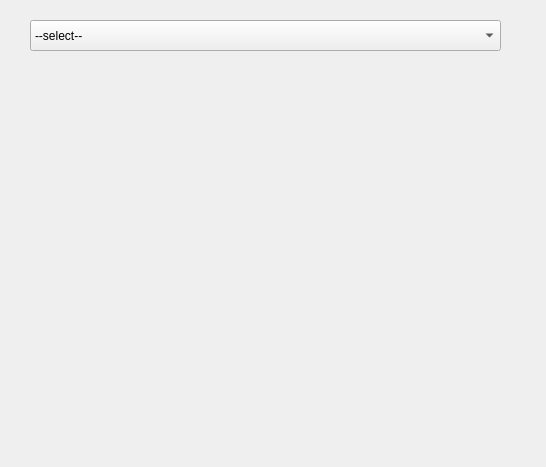
Above: ui/mapwindow.ui from epifanio/planetsasha before the change. Below: the same form after it.
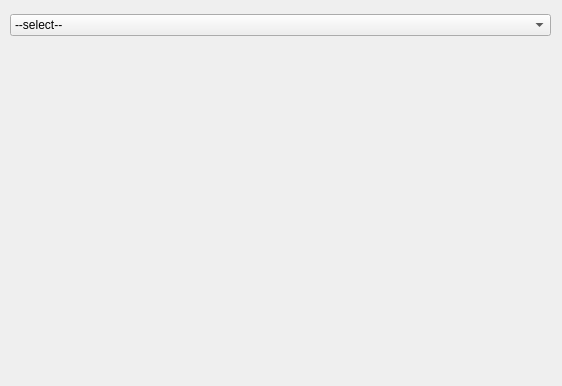
That is the form after the change.

Commit message: updated layouts in navwindow, ossimwindow, mapwindow

The edit to the form file:
```diff
--- a/ui/mapwindow.ui
+++ b/ui/mapwindow.ui
@@ -6,22 +6,31 @@
    <rect>
     <x>0</x>
     <y>0</y>
-    <width>546</width>
-    <height>467</height>
+    <width>562</width>
+    <height>386</height>
    </rect>
   </property>
+  <property name="sizePolicy">
+   <sizepolicy hsizetype="Maximum" vsizetype="Maximum">
+    <horstretch>0</horstretch>
+    <verstretch>0</verstretch>
+   </sizepolicy>
+  </property>
   <property name="windowTitle">
    <string>NC Viewer</string>
   </property>
-  <widget class="QComboBox" name="cmbDataset">
+  <widget class="QWidget" name="verticalLayoutWidget">
    <property name="geometry">
     <rect>
-     <x>30</x>
-     <y>20</y>
-     <width>471</width>
+     <x>10</x>
+     <y>10</y>
+     <width>541</width>
      <height>31</height>
     </rect>
    </property>
+   <layout class="QVBoxLayout" name="verticalLayout">
+    <item>
+     <widget class="QComboBox" name="cmbDataset">
    <item>
     <property name="text">
      <string>--select--</string>
@@ -33,6 +42,11 @@
     </property>
    </item>
   </widget>
+    </item>
+   </layout>
+  </widget>
+  <zorder>verticalLayoutWidget</zorder>
+  <zorder>cmbDataset</zorder>
  </widget>
  <resources/>
  <connections/>
```
Lines whose indentation alone changed are shown as unchanged. The commit also changes 13 other files.
